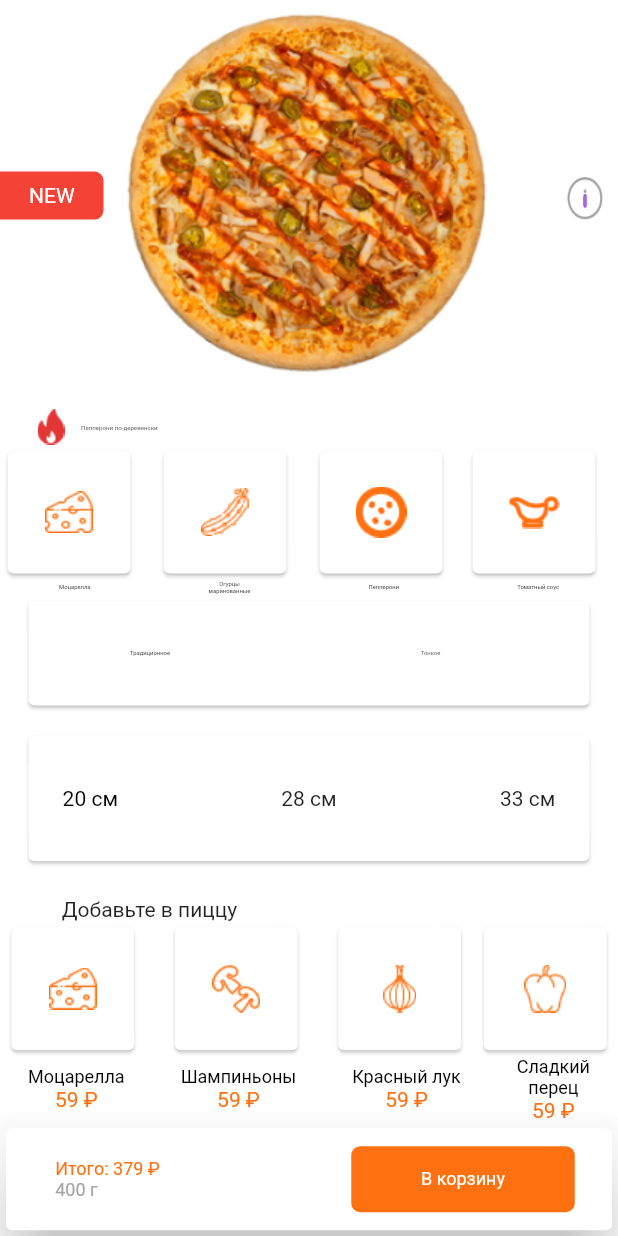
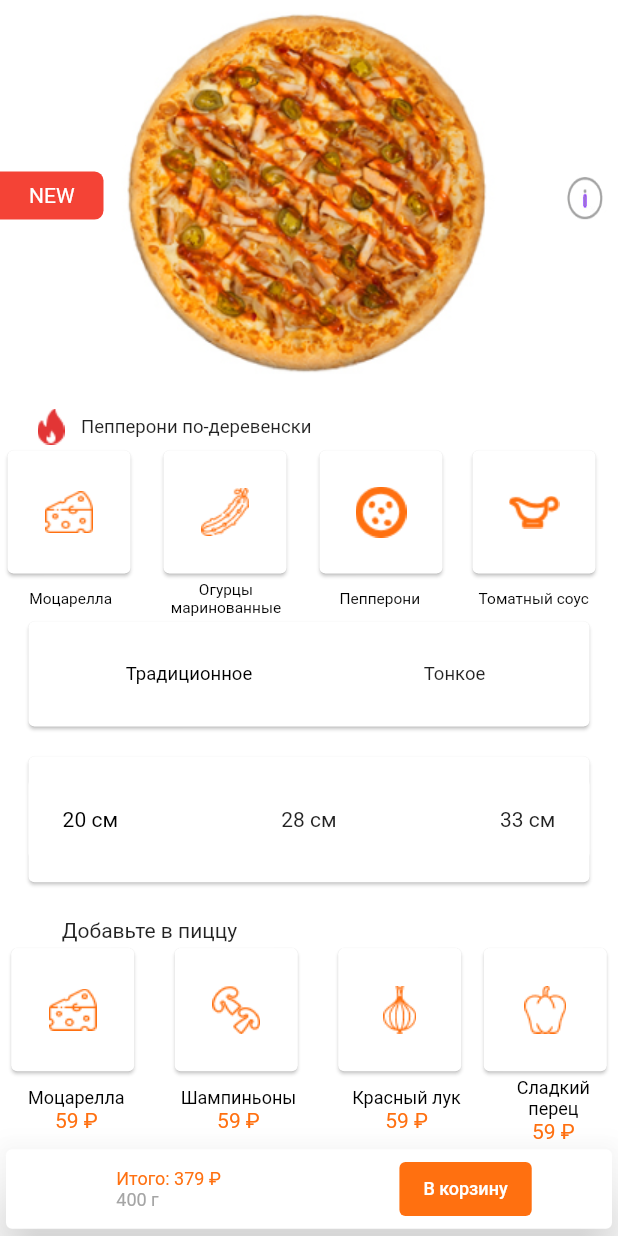
Before and after one commit to BekzodGayratov/Pizza, a Flutter app: the screen it shows after launch, on a phone screen of 412 x 824 dp. Run offline on Flutter 3.47's test engine with Material 2 defaults, Android fonts, the phone set to English and light mode, and no system bars.

Commit message:
buttonda o'zgarish kiriotildi

```diff
--- a/lib/view/tovar_page.dart
+++ b/lib/view/tovar_page.dart
@@ -108,7 +108,7 @@ class _TovarPageState extends State<TovarPage> {
                           child: Text(
                             "Пепперони по-деревенски",
                             style: TextStyle(
-                              fontSize: width*0.01,
+                              fontSize: width*0.03,
                             ),
                           ),
                         )
@@ -218,14 +218,14 @@ class _TovarPageState extends State<TovarPage> {
                                   (context.watch<TovarProvider>().isLoading[0]
                                       ? Colors.black
                                       : Colors.blueGrey),
-                              fontSize: width*0.0095),
+                              fontSize: width*0.025),
                         ),
                         Column(
                           children: [
                             Text(
                               "Огурцы",
                               style: TextStyle(
-                              fontSize: width*0.0095,
+                              fontSize: width*0.025,
 
                                   color: (context
                                           .watch<TovarProvider>()
@@ -236,7 +236,7 @@ class _TovarPageState extends State<TovarPage> {
                             Text(
                               "маринованные",
                               style: TextStyle(
-                              fontSize: width*0.0095,
+                              fontSize: width*0.025,
 
                                   color: (context
                                           .watch<TovarProvider>()
@@ -253,7 +253,7 @@ class _TovarPageState extends State<TovarPage> {
                                   (context.watch<TovarProvider>().isLoading[2]
                                       ? Colors.black
                                       : Colors.blueGrey),
-                              fontSize: width*0.0095),
+                              fontSize: width*0.025),
 
                         ),
                         Text(
@@ -263,15 +263,16 @@ class _TovarPageState extends State<TovarPage> {
                                   (context.watch<TovarProvider>().isLoading[3]
                                       ? Colors.black
                                       : Colors.blueGrey),
-                              fontSize: width*0.0095),
+                              fontSize: width*0.025),
                         ),
                       ]),
                   Padding(
                     padding: const EdgeInsets.symmetric(horizontal: 15),
                     child: Card(
                       child: Row(
-                        mainAxisAlignment: MainAxisAlignment.spaceAround,
+                        mainAxisAlignment: MainAxisAlignment.spaceBetween,
                         children: [
+                          const SizedBox(width: 20,),
                           InkWell(
                             onTap: (() {
                               context.read<TovarProvider>().burn();
@@ -284,7 +285,7 @@ class _TovarPageState extends State<TovarPage> {
                                 child: Text(
                                   "Традиционное",
                                   style: TextStyle(
-                                      color: Colors.black, fontSize: width*0.0095),
+                                      color: Colors.black, fontSize: width*0.03),
                                 ),
                               ),
                               decoration: BoxDecoration(
@@ -297,7 +298,7 @@ class _TovarPageState extends State<TovarPage> {
                           ),
                           Padding(
                             padding: const EdgeInsets.symmetric(
-                                vertical: 13, horizontal: 60),
+                                vertical: 13, horizontal: 50),
                             child: InkWell(
                               onTap: () {
                                 context.read<TovarProvider>().tenkoe();
@@ -314,7 +315,7 @@ class _TovarPageState extends State<TovarPage> {
                                 child:  Center(
                                   child: Text(
                                     "Тонкое",
-                                    style: TextStyle(fontSize: width*0.0095),
+                                    style: TextStyle(fontSize: width*0.03),
                                   ),
                                 ),
                               ),
@@ -604,24 +605,15 @@ class _TovarPageState extends State<TovarPage> {
                             ],
                           ),
                         ),
-                        Padding(
-                          padding: const EdgeInsets.only(
-                              left: 90, bottom: 12, right: 12, top: 12),
-                          child: Container(
-                            width: 149,
-                            height: 44,
-                            decoration: BoxDecoration(
-                              borderRadius: BorderRadius.circular(6),
-                              color: const Color(0xffFF7010),
-                            ),
-                            child: IconButton(
-                                onPressed: () {},
-                                icon: const Text(
-                                  "В корзину",
-                                  style: TextStyle(
-                                      color: Colors.white, fontSize: 12),
-                                )),
-                          ),
+                        Center(
+                          child: ElevatedButton(
+                            style: ElevatedButton.styleFrom(backgroundColor: const Color(0xffFF7010),elevation: 0),
+                              onPressed: () {},
+                              child: const Text(
+                                "В корзину",
+                                style: TextStyle(
+                                    color: Colors.white, fontSize: 12),
+                              )),
                         )
                       ],
                     ),
```
